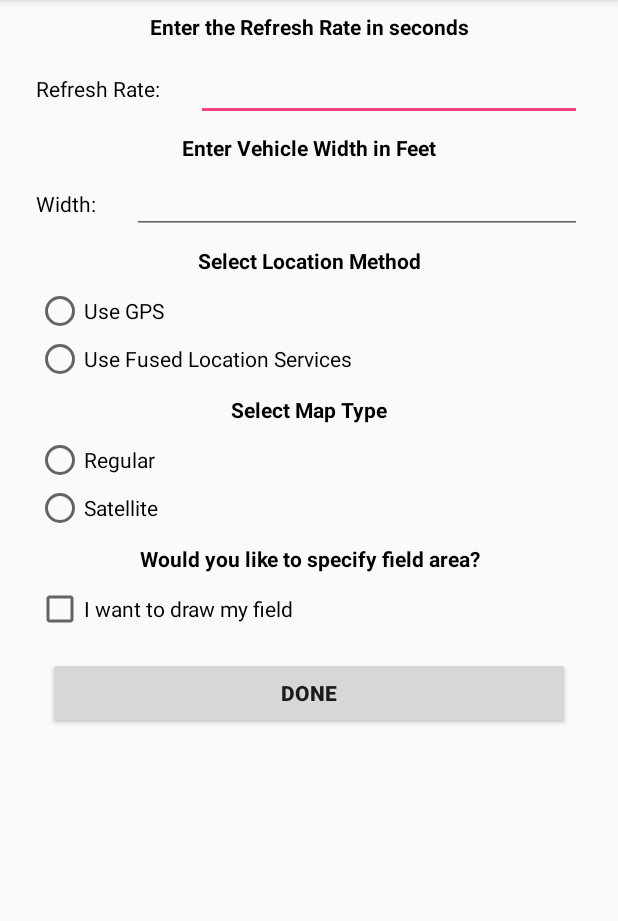
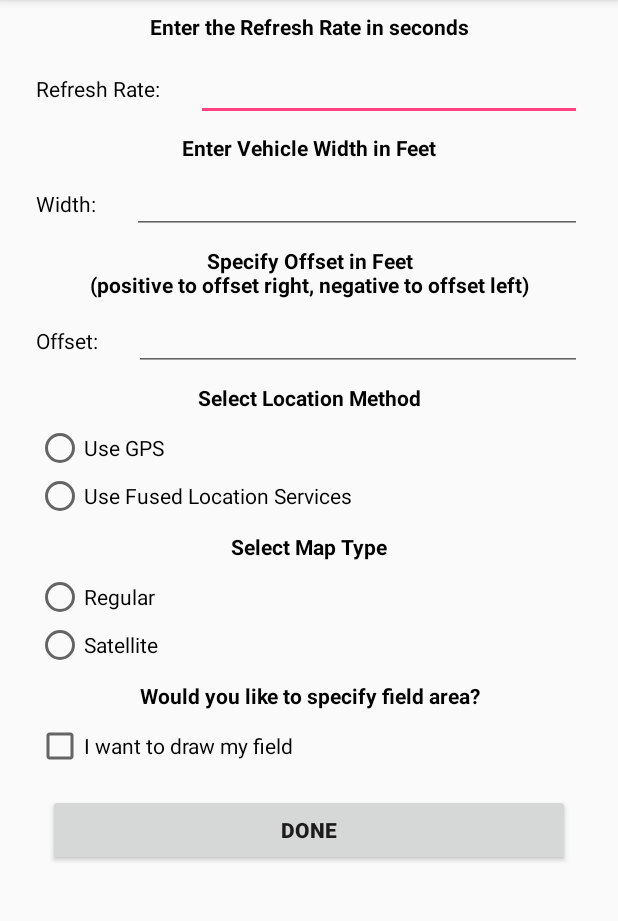
Before and after one commit to sheppardd1/FARM, an Android app: the screen it shows after launch (GetInterval), on a phone screen of 412 x 824 dp, the part 84-1005 px from its top. Run offline under Robolectric (Android 15) with nearby library versions, the phone set to English and light mode, and no system bars; libraries missing offline, so code that uses them is left out: com.google.maps.android.

Commit message:
added ability to offset GPS values
also incremented version number to 1.01 and added changelog to readme

```diff
--- a/app/build.gradle
+++ b/app/build.gradle
@@ -6,8 +6,8 @@ android {
         applicationId "com.example.davea.FARM"
         minSdkVersion 21
         targetSdkVersion 29
-        versionCode 1
-        versionName "1.0"
+        versionCode 2
+        versionName "1.01"
         testInstrumentationRunner "androidx.test.runner.AndroidJUnitRunner"
     }
     buildTypes {
--- a/app/src/main/java/com/example/davea/FARM/GetInterval.java
+++ b/app/src/main/java/com/example/davea/FARM/GetInterval.java
@@ -9,17 +9,12 @@ import android.widget.CompoundButton;
 import android.widget.EditText;
 import android.widget.RadioButton;
 import android.widget.RadioGroup;
-import android.widget.Switch;
-import android.widget.TextView;
-import android.widget.Toast;
 
-import java.util.Map;
 
 import androidx.appcompat.app.AppCompatActivity;
 
 public class GetInterval extends AppCompatActivity {
 
-    Toast myToast = null;
     boolean GPSRadioIsSet = false;
     boolean MapRadioIsSet = false;
     boolean drawField = false;
@@ -34,6 +29,7 @@ public class GetInterval extends AppCompatActivity {
         //setup UI
         final EditText interval_input = findViewById(R.id.interval_input);
         final EditText width_input = findViewById(R.id.width_input);
+        final EditText offset_input = findViewById(R.id.offset_input);
         Button done = findViewById(R.id.done);
         CheckBox drawFieldCheckBox = findViewById(R.id.drawFieldCheckBox);
         locationChoiceRadioGroup = findViewById(R.id.LocationChoiceRadioGroup);
@@ -55,13 +51,17 @@ public class GetInterval extends AppCompatActivity {
                     MapsActivity.interval = 1000;
                 } //else keep previously set value
 
-
                 if(width_input.getText().toString().trim().length() != 0){ //if width is set, store it
                     MapsActivity.pathWidth = Float.parseFloat(width_input.getText().toString());
                 }
                 else if (MapsActivity.pathWidth == -1){   //if not set, give it a default value
                     MapsActivity.pathWidth = 10;
                 } // else keep previously set value
+
+                if(offset_input.getText().toString().trim().length() != 0){  //if offset is set, store it
+                    //set offset to value specified in offset_input, but invert the sign first
+                    MapsActivity.offset = -1 * Integer.parseInt(offset_input.getText().toString());
+                }
 
                 if (!GPSRadioIsSet && MapsActivity.useFusedLocation == null){   // if GPS radio was never set, default to using Fused Location
                     MapsActivity.useFusedLocation = true;
@@ -78,7 +78,7 @@ public class GetInterval extends AppCompatActivity {
                 // watch out for previously set location listeners
                 if (MapsActivity.locationListener != null) {    //if there is a location listener set up, remove it
                     MapsActivity.locationManager.removeUpdates(MapsActivity.locationListener);  //ensures we only have one location listener running at once. Don't want duplicate data.
-                } else if (MapsActivity.useFusedLocation != null && MapsActivity.useFusedLocation.booleanValue() && MapsActivity.myLocationCallback != null){ //if using fused location and myLocaationCallback is not null
+                } else if (MapsActivity.useFusedLocation != null && MapsActivity.useFusedLocation && MapsActivity.myLocationCallback != null){ //if using fused location and myLocaationCallback is not null
                     MapsActivity.myFusedLocationClient.removeLocationUpdates(MapsActivity.myLocationCallback);
                 }
 
--- a/app/src/main/res/layout/activity_get_interval.xml
+++ b/app/src/main/res/layout/activity_get_interval.xml
@@ -66,22 +66,6 @@
         android:textColor="#000000"
         app:layout_constraintBaseline_toBaselineOf="@+id/interval_input"
         app:layout_constraintStart_toStartOf="parent" />
-
-    <EditText
-        android:id="@+id/width_input"
-        android:layout_width="0dp"
-        android:layout_height="wrap_content"
-        android:layout_marginStart="24dp"
-        android:layout_marginTop="8dp"
-        android:layout_marginEnd="24dp"
-        android:ems="10"
-        android:inputType="number"
-        android:textAppearance="@style/TextAppearance.AppCompat.Small"
-        android:textColor="#000000"
-        app:layout_constraintEnd_toEndOf="parent"
-        app:layout_constraintHorizontal_bias="0.0"
-        app:layout_constraintStart_toEndOf="@+id/textView"
-        app:layout_constraintTop_toBottomOf="@+id/textView2" />
 
     <RadioGroup
         android:id="@+id/LocationChoiceRadioGroup"
@@ -184,7 +168,7 @@
         app:layout_constraintEnd_toEndOf="parent"
         app:layout_constraintHorizontal_bias="0.0"
         app:layout_constraintStart_toStartOf="parent"
-        app:layout_constraintTop_toBottomOf="@+id/width_input" />
+        app:layout_constraintTop_toBottomOf="@+id/offset_input" />
 
 
     <TextView
@@ -203,8 +187,6 @@
         app:layout_constraintHorizontal_bias="0.0"
         app:layout_constraintStart_toStartOf="parent"
         app:layout_constraintTop_toBottomOf="@+id/LocationChoiceRadioGroup" />
-
-
 
     <TextView
         android:id="@+id/textView"
@@ -230,6 +212,66 @@
         app:layout_constraintEnd_toEndOf="parent"
         app:layout_constraintStart_toStartOf="parent"
         app:layout_constraintTop_toBottomOf="@+id/interval_input" />
+
+    <EditText
+        android:id="@+id/width_input"
+        android:layout_width="0dp"
+        android:layout_height="wrap_content"
+        android:layout_marginStart="24dp"
+        android:layout_marginTop="8dp"
+        android:layout_marginEnd="24dp"
+        android:ems="10"
+        android:inputType="number"
+        android:textAppearance="@style/TextAppearance.AppCompat.Small"
+        android:textColor="#000000"
+        app:layout_constraintEnd_toEndOf="parent"
+        app:layout_constraintHorizontal_bias="0.0"
+        app:layout_constraintStart_toEndOf="@+id/textView"
+        app:layout_constraintTop_toBottomOf="@+id/textView2" />
+
+<!-- offset stuff -->
+    <TextView
+        android:id="@+id/textViewOffset"
+        android:layout_width="wrap_content"
+        android:layout_height="wrap_content"
+        android:layout_marginStart="24dp"
+        android:text="@string/Offset"
+        android:textAppearance="@style/TextAppearance.AppCompat.Small"
+        android:textColor="#000000"
+        app:layout_constraintBaseline_toBaselineOf="@+id/offset_input"
+        app:layout_constraintStart_toStartOf="parent" />
+
+    <TextView
+        android:id="@+id/textViewOffsetInstructions"
+        android:layout_width="0dp"
+        android:layout_height="wrap_content"
+        android:layout_marginStart="24dp"
+        android:layout_marginTop="8dp"
+        android:layout_marginEnd="24dp"
+        android:text="@string/OffsetInstructions"
+        android:textAlignment="center"
+        android:textColor="#000000"
+        android:textStyle="bold"
+        app:layout_constraintEnd_toEndOf="parent"
+        app:layout_constraintStart_toStartOf="parent"
+        app:layout_constraintTop_toBottomOf="@+id/width_input" />
+
+    <EditText
+        android:id="@+id/offset_input"
+        android:layout_width="0dp"
+        android:layout_height="wrap_content"
+        android:layout_marginStart="24dp"
+        android:layout_marginTop="8dp"
+        android:layout_marginEnd="24dp"
+        android:ems="10"
+        android:inputType="numberSigned"
+        android:textAppearance="@style/TextAppearance.AppCompat.Small"
+        android:textColor="#000000"
+        app:layout_constraintEnd_toEndOf="parent"
+        app:layout_constraintHorizontal_bias="0.0"
+        app:layout_constraintStart_toEndOf="@+id/textViewOffset"
+        app:layout_constraintTop_toBottomOf="@+id/textViewOffsetInstructions" />
+    <!-- end of offset stuff -->
 
     <TextView
         android:id="@+id/textView3"
--- a/app/src/main/res/values/strings.xml
+++ b/app/src/main/res/values/strings.xml
@@ -35,5 +35,9 @@
     <string name="drawFieldYN">"Would you like to specify field area?"</string>
     <string name="drawFieldToggle">"I want to draw my field"</string>
     <string name="drawFieldInstructions">"Tap along the edges of the field"</string>
+    <string name="OffsetInstructions">"Specify Offset in Feet\n(positive to offset right, negative to offset left)"</string>
+    <string name="Offset">"Offset:"</string>
+
+
 
 </resources>
```
Also changed, not shown: app/src/main/java/com/example/davea/FARM/MapsActivity.java (+64 -7 lines), 1 other file.
